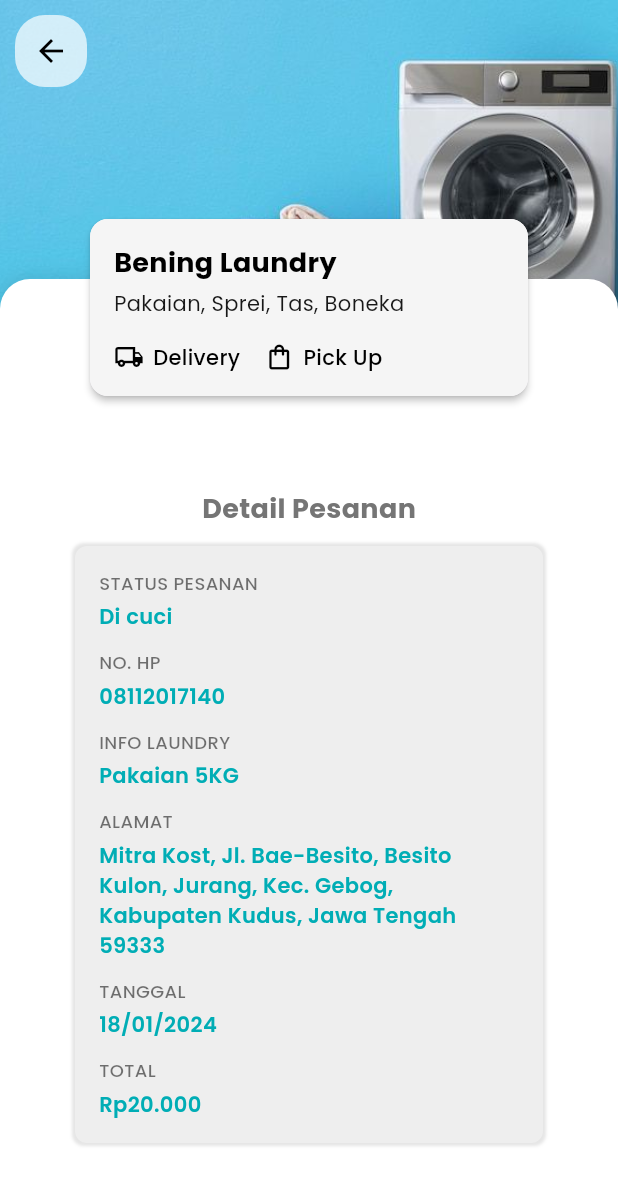
After one commit to ItsREALKane/laundryku, a Flutter app: the OrderDetailPage screen opened by its route, on a phone screen of 412 x 824 dp. The commit adds this screen. Shown: the top 1185 px of the screen. Run offline on Flutter 3.47's test engine with Material 3 defaults, Android fonts, the phone set to English and light mode, and no system bars; our stand-ins replace carousel_slider, get, google_fonts, smooth_page_indicator.

Commit message:
Feat:[KN] Add Order Detail

```diff
--- a/lib/laundry/laundryDetail/pages/laundry_details_page.dart
+++ b/lib/laundry/laundryDetail/pages/laundry_details_page.dart
@@ -31,7 +31,6 @@ class _LaundryDetailsPageState extends State<LaundryDetailsPage> {
       resizeToAvoidBottomInset: true,
       body: Stack(
         children: [
-          // Fixed background image
           Container(
             height: imageHeight,
             width: double.infinity,
@@ -41,14 +40,11 @@ class _LaundryDetailsPageState extends State<LaundryDetailsPage> {
             ),
           ),
 
-          // Scrollable content
           SingleChildScrollView(
             child: Column(
               children: [
-                // Spacer to push content down to show background image
                 SizedBox(height: imageHeight - 10),
 
-                // Main content with white background
                 Stack(
                   clipBehavior: Clip.none,
                   children: [
@@ -70,10 +66,8 @@ class _LaundryDetailsPageState extends State<LaundryDetailsPage> {
                       ),
                       child: Column(
                         children: [
-                          // Space for the card
                           SizedBox(height: cardHeight / 2 + 20),
 
-                          // Content
                           Padding(
                             padding: const EdgeInsets.fromLTRB(20, 20, 20, 10),
                             child: Column(
@@ -134,7 +128,7 @@ class _LaundryDetailsPageState extends State<LaundryDetailsPage> {
                                 ),
                                 const SizedBox(
                                     height:
-                                        120), // Extra space for bottom buttons
+                                        120),
                               ],
                             ),
                           ),
@@ -142,7 +136,6 @@ class _LaundryDetailsPageState extends State<LaundryDetailsPage> {
                       ),
                     ),
 
-                    // Laundry info card - positioned to overlap white container and background
                     Positioned(
                       top: -cardHeight / 3,
                       left: 60,
@@ -168,7 +161,6 @@ class _LaundryDetailsPageState extends State<LaundryDetailsPage> {
             ),
           ),
 
-          // Back button - fixed at top
           Positioned(
             top: MediaQuery.of(context).padding.top + 10,
             left: 10,
@@ -186,7 +178,6 @@ class _LaundryDetailsPageState extends State<LaundryDetailsPage> {
             ),
           ),
 
-          // Bottom buttons - fixed at bottom
           Positioned(
             bottom: 0,
             left: 0,
--- a/lib/order/order/pages/order_page.dart
+++ b/lib/order/order/pages/order_page.dart
@@ -1,5 +1,6 @@
 import 'package:flutter/material.dart';
 import 'package:get/get.dart';
+import 'package:laundryku/route/my_app_route.dart';
 import 'package:laundryku/widget/my_order_card.dart';
 import 'package:laundryku/widget/my_search_bar.dart';
 import 'package:laundryku/widget/my_text.dart';
@@ -84,6 +85,9 @@ class OrderPage extends StatelessWidget {
                       orderDate: orders[index].orderDate,
                       imagePath: orders[index].imagePath,
                       actionIcon: orders[index].actionIcon,
+                      onTap: () {
+                        Get.toNamed(MyappRoute.orderDetailPage);
+                      },
                     );
                   },
                 ),
--- /dev/null
+++ b/lib/order/orderDetail/bindings/order_detail_binding.dart
@@ -0,0 +1,9 @@
+import 'package:get/get.dart';
+import 'package:laundryku/order/orderDetail/controllers/order_detail_controller.dart';
+
+class OrderDetailBinding extends Bindings {
+  @override
+  void dependencies() {
+    Get.put(OrderDetailController());
+  }
+}
--- /dev/null
+++ b/lib/order/orderDetail/controllers/order_detail_controller.dart
@@ -0,0 +1,6 @@
+import 'package:get/get.dart';
+
+class OrderDetailController extends GetxController {
+
+
+}
--- /dev/null
+++ b/lib/order/orderDetail/pages/order_detail_page.dart
@@ -0,0 +1,182 @@
+import 'package:flutter/material.dart';
+import 'package:get/get.dart';
+import 'package:laundryku/widget/my_laundry_info_card.dart';
+import 'package:laundryku/widget/my_text.dart';
+
+class OrderDetailPage extends StatelessWidget {
+  const OrderDetailPage({super.key});
+
+  @override
+  Widget build(BuildContext context) {
+    final screenHeight = MediaQuery.of(context).size.height;
+    final imageHeight = screenHeight * 0.25;
+    final cardHeight = 120.0;
+
+    return Scaffold(
+      backgroundColor: Colors.white,
+      resizeToAvoidBottomInset: true,
+      body: Stack(
+        children: [
+          Container(
+            height: imageHeight,
+            width: double.infinity,
+            child: Image.asset(
+              'assets/image/bg.jpg',
+              fit: BoxFit.cover,
+            ),
+          ),
+          SingleChildScrollView(
+            child: Column(
+              children: [
+                SizedBox(height: imageHeight - 20),
+                Stack(
+                  clipBehavior: Clip.none,
+                  children: [
+                    Container(
+                      width: double.infinity,
+                      decoration: BoxDecoration(
+                        color: Colors.white,
+                        borderRadius: const BorderRadius.only(
+                          topLeft: Radius.circular(20),
+                          topRight: Radius.circular(20),
+                        ),
+                        boxShadow: [
+                          BoxShadow(
+                            color: Colors.black.withOpacity(0.1),
+                            blurRadius: 10,
+                            spreadRadius: 1,
+                          ),
+                        ],
+                      ),
+                      child: Column(
+                        children: [
+                          SizedBox(height: cardHeight),
+                          Padding(
+                            padding: const EdgeInsets.fromLTRB(50, 20, 50, 0),
+                            child: Column(
+                              crossAxisAlignment: CrossAxisAlignment.start,
+                              children: [
+                                Center(
+                                  child: MyText(
+                                    text: "Detail Pesanan",
+                                    fontSize: 18,
+                                    fontWeight: FontWeight.w700,
+                                    color: Colors.grey.shade600,
+                                  ),
+                                ),
+                                SizedBox(height: 12),
+                                Container(
+                                  width: double.infinity,
+                                  padding: const EdgeInsets.all(16),
+                                  decoration: BoxDecoration(
+                                    color: Colors.grey.shade200,
+                                    borderRadius: BorderRadius.circular(8),
+                                    boxShadow: [
+                                      BoxShadow(
+                                        color: Colors.black.withOpacity(0.1),
+                                        blurRadius: 1,
+                                        spreadRadius: 2,
+                                      ),
+                                    ],
+                                  ),
+                                  child: Column(
+                                    crossAxisAlignment:
+                                        CrossAxisAlignment.start,
+                                    children: [
+                                      _buildDetailRow("STATUS PESANAN",
+                                          "Di cuci", Color(0xFF00ADB5)),
+                                      const SizedBox(height: 12),
+                                      _buildDetailRow("NO. HP", "08112017140",
+                                          Color(0xFF00ADB5)),
+                                      const SizedBox(height: 12),
+                                      _buildDetailRow("INFO LAUNDRY",
+                                          "Pakaian 5KG", Color(0xFF00ADB5)),
+                                      const SizedBox(height: 12),
+                                      _buildDetailRow(
+                                          "ALAMAT",
+                                          "Mitra Kost, Jl. Bae-Besito, Besito Kulon, Jurang, Kec. Gebog, Kabupaten Kudus, Jawa Tengah 59333",
+                                          Color(0xFF00ADB5)),
+                                      const SizedBox(height: 12),
+                                      _buildDetailRow("TANGGAL", "18/01/2024",
+                                          Color(0xFF00ADB5)),
+                                      const SizedBox(height: 12),
+                                      _buildDetailRow("TOTAL", "Rp20.000",
+                                          Color(0xFF00ADB5)),
+                                    ],
+                                  ),
+                                ),
+                                const SizedBox(height: 170),
+                              ],
+                            ),
+                          ),
+                        ],
+                      ),
+                    ),
+                    Positioned(
+                      top: -cardHeight / 3,
+                      left: 60,
+                      right: 60,
+                      child: LaundryInfoCard(
+                        title: 'Bening Laundry',
+                        subtitle: 'Pakaian, Sprei, Tas, Boneka',
+                        services: const [
+                          LaundryService(
+                            name: 'Delivery',
+                            icon: Icons.local_shipping_outlined,
+                          ),
+                          LaundryService(
+                            name: 'Pick Up',
+                            icon: Icons.shopping_bag_outlined,
+                          ),
+                        ],
+                        backgroundColor: Colors.grey.shade100,
+                        textColor: Colors.black,
+                      ),
+                    ),
+                  ],
+                ),
+              ],
+            ),
+          ),
+          Positioned(
+            top: MediaQuery.of(context).padding.top + 10,
+            left: 10,
+            child: Container(
+              decoration: BoxDecoration(
+                color: Colors.white.withOpacity(0.7),
+                borderRadius: BorderRadius.circular(20),
+              ),
+              child: IconButton(
+                icon: const Icon(Icons.arrow_back, color: Colors.black),
+                onPressed: () {
+                  Get.back();
+                },
+              ),
+            ),
+          ),
+        ],
+      ),
+    );
+  }
+
+  Widget _buildDetailRow(String label, String value, Color valueColor) {
+    return Column(
+      crossAxisAlignment: CrossAxisAlignment.start,
+      children: [
+        MyText(
+          text: label,
+          fontSize: 12,
+          fontWeight: FontWeight.w500,
+          color: Colors.black54,
+        ),
+        const SizedBox(height: 4),
+        MyText(
+          text: value,
+          fontSize: 14,
+          fontWeight: FontWeight.w600,
+          color: valueColor,
+        ),
+      ],
+    );
+  }
+}
--- a/lib/order/orderhistory/pages/order_history_page.dart
+++ b/lib/order/orderhistory/pages/order_history_page.dart
@@ -1,6 +1,5 @@
 import 'package:flutter/material.dart';
 import 'package:get/get.dart';
-import 'package:laundryku/widget/my_order_card.dart';
 import 'package:laundryku/widget/my_order_history_card.dart';
 import 'package:laundryku/widget/my_search_bar.dart';
 import 'package:laundryku/widget/my_text.dart';
--- a/lib/route/my_app_route.dart
+++ b/lib/route/my_app_route.dart
@@ -12,6 +12,7 @@ import 'package:laundryku/login/pages/login_page.dart';
 import 'package:laundryku/navbar/bottom_nav_bar_page.dart';
 import 'package:laundryku/navbar/bottom_nav_binding.dart';
 import 'package:laundryku/order/order/pages/order_page.dart';
+import 'package:laundryku/order/orderDetail/pages/order_detail_page.dart';
 import 'package:laundryku/order/orderHistory/pages/order_history_page.dart';
 import 'package:laundryku/pesan/bindings/pesan_binding.dart';
 import 'package:laundryku/pesan/pages/pesan_page.dart';
@@ -56,6 +57,7 @@ class MyappRoute {
   //order
   static const orderhistoryPage = '/orderHistory';
   static const orderPage = '/order';
+  static const orderDetailPage = '/orderDetail';
 
   static final page = [
     GetPage(name: MyappRoute.splashScreen, page: () => SplashScreen()),
@@ -155,5 +157,10 @@ class MyappRoute {
         page: () => OrderHistoryPage(),
         transition: Transition.native,
         transitionDuration: Duration(milliseconds: 450)),
+    GetPage(
+        name: MyappRoute.orderDetailPage,
+        page: () => OrderDetailPage(),
+        transition: Transition.native,
+        transitionDuration: Duration(milliseconds: 450)),
   ];
 }
--- a/lib/widget/my_details_laundry_textField.dart
+++ b/lib/widget/my_details_laundry_textField.dart
@@ -1,7 +1,5 @@
 import 'package:flutter/material.dart';
 import 'package:google_fonts/google_fonts.dart';
-import 'package:laundryku/widget/my_text.dart';
-import 'package:laundryku/widget/my_button.dart';
 
 class MyDetailsLaundryTextfield extends StatelessWidget {
   final String hintText;
--- a/lib/widget/my_order_card.dart
+++ b/lib/widget/my_order_card.dart
@@ -9,6 +9,7 @@ class MyOrderCard extends StatelessWidget {
   final String orderDate;
   final String imagePath;
   final IconData actionIcon;
+  final VoidCallback? onTap;
 
   const MyOrderCard({
     super.key,
@@ -18,11 +19,14 @@ class MyOrderCard extends StatelessWidget {
     required this.orderDate,
     required this.imagePath,
     required this.actionIcon,
+    this.onTap,
   });
 
   @override
   Widget build(BuildContext context) {
-    return Container(
+    return GestureDetector(
+      onTap: onTap,
+      child: Container(
         margin: const EdgeInsets.only(bottom: 16, left: 8, right: 8),
         decoration: BoxDecoration(
           borderRadius: BorderRadius.circular(16),
@@ -30,7 +34,7 @@ class MyOrderCard extends StatelessWidget {
             BoxShadow(
               color: Colors.black.withOpacity(0.1),
               blurRadius: 4,
-            spreadRadius: 1 ,
+              spreadRadius: 1,
               offset: const Offset(0, 2),
             ),
           ],
@@ -114,6 +118,7 @@ class MyOrderCard extends StatelessWidget {
             ],
           ),
         ),
+      ),
     );
   }
 }
```
Lines whose indentation alone changed are shown as unchanged.
